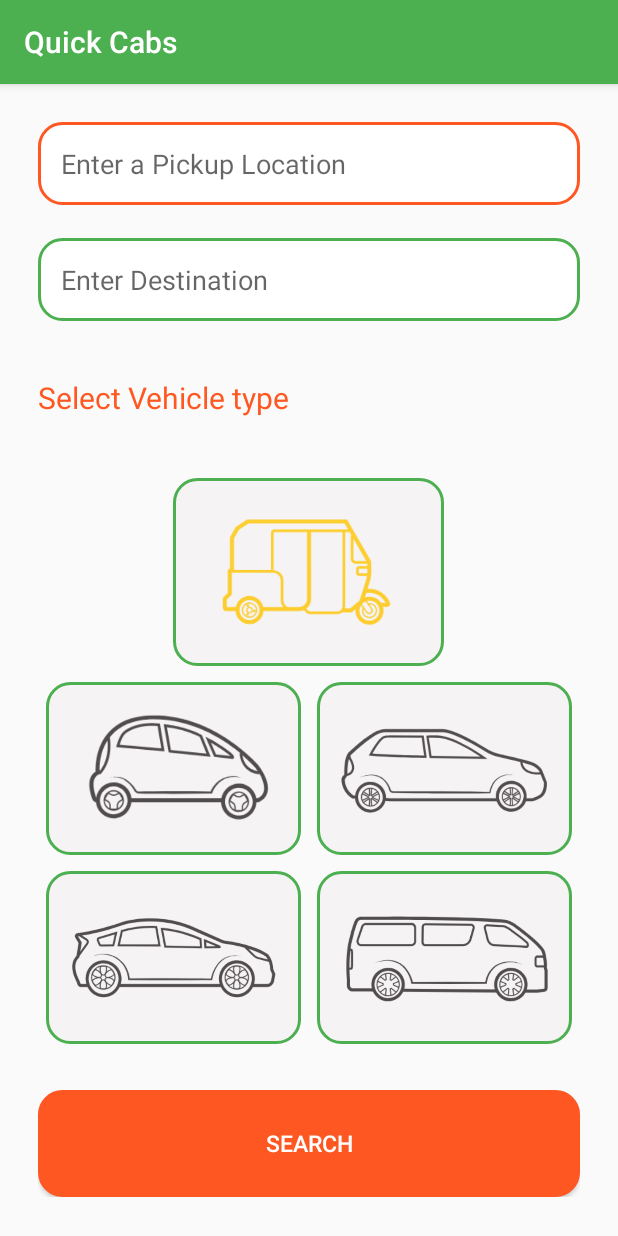
After one commit to shayanmalinda/Quick-Cabs, an Android app: the HireActivity screen opened directly, with no data from a screen before it, on a phone screen of 412 x 824 dp. The commit adds this screen. Run offline under Robolectric (Android 15) with nearby library versions, the phone set to English and light mode, and no system bars.

Commit message:
Hire a Vehicle UI Completed

```diff
--- a/app/src/main/AndroidManifest.xml
+++ b/app/src/main/AndroidManifest.xml
@@ -1,12 +1,6 @@
 <?xml version="1.0" encoding="utf-8"?>
 <manifest xmlns:android="http://schemas.android.com/apk/res/android"
     package="com.shayanmalinda.quickcabs">
-
-    <!--
-         The ACCESS_COARSE/FINE_LOCATION permissions are not required to use
-         Google Maps Android API v2, but you must specify either coarse or fine
-         location permissions for the 'MyLocation' functionality.
-    -->
 
     <application
         android:allowBackup="true"
@@ -15,7 +9,8 @@
         android:roundIcon="@mipmap/ic_launcher_round"
         android:supportsRtl="true"
         android:theme="@style/AppTheme">
-
+        <activity android:name=".SheduleActivity"></activity>
+        <activity android:name=".HireActivity" />
         <!--
              The API key for Google Maps-based APIs is defined as a string resource.
              (See the file "res/values/google_maps_api.xml").
--- /dev/null
+++ b/app/src/main/java/com/shayanmalinda/quickcabs/HireActivity.java
@@ -0,0 +1,13 @@
+package com.shayanmalinda.quickcabs;
+
+import android.support.v7.app.AppCompatActivity;
+import android.os.Bundle;
+
+public class HireActivity extends AppCompatActivity {
+
+    @Override
+    protected void onCreate(Bundle savedInstanceState) {
+        super.onCreate(savedInstanceState);
+        setContentView(R.layout.activity_hire);
+    }
+}
--- a/app/src/main/java/com/shayanmalinda/quickcabs/HomeActivity.java
+++ b/app/src/main/java/com/shayanmalinda/quickcabs/HomeActivity.java
@@ -17,4 +17,9 @@ public class HomeActivity extends AppCompatActivity {
         Intent intent = new Intent(this,ProfileActivity.class);
         startActivity(intent);
     }
+
+    public void hire(View v){
+        Intent intent = new Intent(this,HireActivity.class);
+        startActivity(intent);
+    }
 }
--- /dev/null
+++ b/app/src/main/java/com/shayanmalinda/quickcabs/SheduleActivity.java
@@ -0,0 +1,13 @@
+package com.shayanmalinda.quickcabs;
+
+import android.support.v7.app.AppCompatActivity;
+import android.os.Bundle;
+
+public class SheduleActivity extends AppCompatActivity {
+
+    @Override
+    protected void onCreate(Bundle savedInstanceState) {
+        super.onCreate(savedInstanceState);
+        setContentView(R.layout.activity_shedule);
+    }
+}
--- /dev/null
+++ b/app/src/main/res/drawable/image_background.xml
@@ -0,0 +1,21 @@
+<?xml version="1.0" encoding="utf-8"?>
+
+<selector xmlns:android="http://schemas.android.com/apk/res/android">
+    <item android:state_enabled="true"
+        android:state_focused="true">
+        <shape android:padding="10dp" android:shape="rectangle">
+            <solid android:color="#f5f3f4" />
+            <stroke android:width="2dp" android:color="@color/colorAccent" />
+            <corners android:bottomLeftRadius="15dp" android:bottomRightRadius="15dp" android:topLeftRadius="15dp" android:topRightRadius="15dp" />
+        </shape>
+    </item>
+    <item android:state_enabled="true"
+        android:state_focused="false">
+        <shape android:padding="10dp"
+            android:shape="rectangle">
+            <solid android:color="#f5f3f4" />
+            <stroke android:width="2dp" android:color="@color/colorPrimary" />
+            <corners android:bottomLeftRadius="15dp" android:bottomRightRadius="15dp" android:topLeftRadius="15dp" android:topRightRadius="15dp" />
+        </shape>
+    </item>
+</selector>
--- /dev/null
+++ b/app/src/main/res/layout/activity_hire.xml
@@ -0,0 +1,213 @@
+<?xml version="1.0" encoding="utf-8"?>
+<LinearLayout xmlns:android="http://schemas.android.com/apk/res/android"
+    xmlns:app="http://schemas.android.com/apk/res-auto"
+    xmlns:tools="http://schemas.android.com/tools"
+    android:layout_width="match_parent"
+    android:layout_height="match_parent"
+    tools:context=".HireActivity"
+    android:orientation="vertical"
+    android:paddingRight="25dp"
+    android:paddingLeft="25dp"
+    android:paddingBottom="25dp"
+    android:paddingTop="25dp">
+
+    <LinearLayout
+        android:layout_width="match_parent"
+        android:layout_height="0dp"
+        android:layout_weight="1.8"
+        android:orientation="vertical">
+
+        <LinearLayout
+            android:layout_width="match_parent"
+            android:layout_height="0dp"
+            android:orientation="vertical"
+            android:layout_weight="1">
+
+            <EditText
+                android:layout_width="match_parent"
+                android:layout_height="wrap_content"
+                android:hint="@string/enterpickuplocation"
+                android:background="@drawable/edit_text_background"
+                android:padding="15dp"
+                android:inputType="none"/>
+
+        </LinearLayout>
+
+        <LinearLayout
+            android:layout_width="match_parent"
+            android:layout_height="0dp"
+            android:orientation="vertical"
+            android:layout_weight="1">
+
+            <EditText
+                android:layout_width="match_parent"
+                android:layout_height="wrap_content"
+                android:hint="@string/enterdestination"
+                android:background="@drawable/edit_text_background"
+                android:padding="15dp"
+                android:inputType="none"/>
+
+        </LinearLayout>
+
+        <LinearLayout
+            android:layout_width="match_parent"
+            android:layout_height="0dp"
+            android:orientation="vertical"
+            android:layout_weight="1">
+
+            <TextView
+                android:layout_width="match_parent"
+                android:layout_height="wrap_content"
+                android:text="@string/selectvehicle"
+                android:paddingTop="15dp"
+                android:paddingBottom="15dp"
+                android:textSize="20dp"
+                android:textColor="@color/colorAccent"/>
+
+        </LinearLayout>
+
+    </LinearLayout>
+
+    <LinearLayout
+        android:layout_width="match_parent"
+        android:layout_height="0dp"
+        android:layout_weight="3"
+        android:orientation="vertical">
+
+        <LinearLayout
+            android:layout_width="match_parent"
+            android:layout_height="0dp"
+            android:layout_weight="1"
+            android:gravity="center"
+            android:layout_marginTop="5dp"
+            android:layout_marginBottom="5dp"
+            android:orientation="horizontal">
+
+            <LinearLayout
+                android:layout_width="0dp"
+                android:layout_height="match_parent"
+                android:layout_weight="0.5"></LinearLayout>
+
+            <LinearLayout
+                android:layout_width="0dp"
+                android:layout_height="match_parent"
+                android:layout_weight="1"
+                android:background="@drawable/image_background">
+
+
+                <ImageView
+                    android:layout_width="match_parent"
+                    android:layout_height="match_parent"
+                    android:src="@drawable/tuk"            android:padding="20dp"
+                    />
+
+            </LinearLayout>
+
+            <LinearLayout
+                android:layout_width="0dp"
+                android:layout_height="match_parent"
+                android:layout_weight="0.5"></LinearLayout>
+
+        </LinearLayout>
+
+        <LinearLayout
+            android:layout_width="match_parent"
+            android:layout_height="0dp"
+            android:layout_weight="1"
+            android:orientation="horizontal">
+
+            <LinearLayout
+                android:layout_width="0dp"
+                android:layout_height="match_parent"
+                android:layout_weight="1"
+                android:gravity="center"
+                android:background="@drawable/image_background"
+                android:padding="10dp"
+                android:layout_margin="5dp">
+
+                <ImageView
+                    android:layout_width="wrap_content"
+                    android:layout_height="wrap_content"
+                    android:src="@drawable/nano"/>
+
+            </LinearLayout>
+
+            <LinearLayout
+                android:layout_width="0dp"
+                android:layout_height="match_parent"
+                android:layout_weight="1"
+                android:gravity="center"
+                android:background="@drawable/image_background"
+                android:padding="10dp"
+                android:layout_margin="5dp">
+
+                <ImageView
+                    android:layout_width="wrap_content"
+                    android:layout_height="wrap_content"
+                    android:src="@drawable/mini"/>
+
+            </LinearLayout>
+
+        </LinearLayout>
+
+        <LinearLayout
+            android:layout_width="match_parent"
+            android:layout_height="0dp"
+            android:layout_weight="1"
+            android:orientation="horizontal">
+
+            <LinearLayout
+                android:layout_width="0dp"
+                android:layout_height="match_parent"
+                android:layout_weight="1"
+                android:gravity="center"
+                android:background="@drawable/image_background"
+                android:padding="10dp"
+                android:layout_margin="5dp">
+
+                <ImageView
+                    android:layout_width="wrap_content"
+                    android:layout_height="wrap_content"
+                    android:src="@drawable/car"/>
+
+            </LinearLayout>
+
+            <LinearLayout
+                android:layout_width="0dp"
+                android:layout_height="match_parent"
+                android:layout_weight="1"
+                android:gravity="center"
+                android:background="@drawable/image_background"
+                android:padding="10dp"
+                android:layout_margin="5dp">
+
+                <ImageView
+                    android:layout_width="wrap_content"
+                    android:layout_height="wrap_content"
+                    android:src="@drawable/van"/>
+
+            </LinearLayout>
+
+        </LinearLayout>
+
+    </LinearLayout>
+
+
+    <LinearLayout
+        android:layout_width="match_parent"
+        android:layout_height="0dp"
+        android:layout_weight="0.75"
+        android:paddingTop="25dp">
+
+        <Button
+            android:layout_width="match_parent"
+            android:layout_height="match_parent"
+            android:backgroundTint="@color/colorAccent"
+            android:textColor="@color/whiteText"
+            android:text="@string/search"
+            android:background="@drawable/edit_text_background"
+            android:textSize="15dp"
+            android:layout_weight="1"/>
+
+    </LinearLayout>
+</LinearLayout>
--- a/app/src/main/res/layout/activity_home.xml
+++ b/app/src/main/res/layout/activity_home.xml
@@ -34,7 +34,9 @@
                     android:layout_height="100dp"
                     android:src="@drawable/ic_local_taxi_black_24dp"
                     android:background="@drawable/bg_shape1"
-                    android:padding="20dp"/>
+                    android:padding="20dp"
+                    android:clickable="true"
+                    android:onClick="hire"/>
 
                 <TextView
                     android:layout_width="match_parent"
@@ -42,7 +44,9 @@
                     android:text="@string/hirecab"
                     android:gravity="center"
                     android:layout_marginTop="10dp"
-                    android:textSize="20dp"/>
+                    android:textSize="20dp"
+                    android:clickable="true"
+                    android:onClick="hire"/>
 
             </LinearLayout>
 
--- /dev/null
+++ b/app/src/main/res/layout/activity_shedule.xml
@@ -0,0 +1,9 @@
+<?xml version="1.0" encoding="utf-8"?>
+<android.support.constraint.ConstraintLayout xmlns:android="http://schemas.android.com/apk/res/android"
+    xmlns:app="http://schemas.android.com/apk/res-auto"
+    xmlns:tools="http://schemas.android.com/tools"
+    android:layout_width="match_parent"
+    android:layout_height="match_parent"
+    tools:context=".SheduleActivity">
+
+</android.support.constraint.ConstraintLayout>
--- a/app/src/main/res/values/strings.xml
+++ b/app/src/main/res/values/strings.xml
@@ -28,7 +28,9 @@
     <string name="phoneNumber">Mobile : 0123456789</string>
     <string name="emailaddress">Email : jerrymiller@gmail.com</string>
     <string name="logout">Logout</string>
-    <string name="title_activity_maps">Map</string>
-
+    <string name="enterdestination">Enter Destination</string>
+    <string name="enterpickuplocation">Enter a Pickup Location</string>
+    <string name="search">Search</string>
+    <string name="selectvehicle">Select Vehicle type</string>
 
 </resources>
```
Also changed, not shown: app/src/main/res/drawable/car.png (added), app/src/main/res/drawable/mini.png (added), app/src/main/res/drawable/nano.png (added), app/src/main/res/drawable/tuk.png (added), app/src/main/res/drawable/van.png (added).
